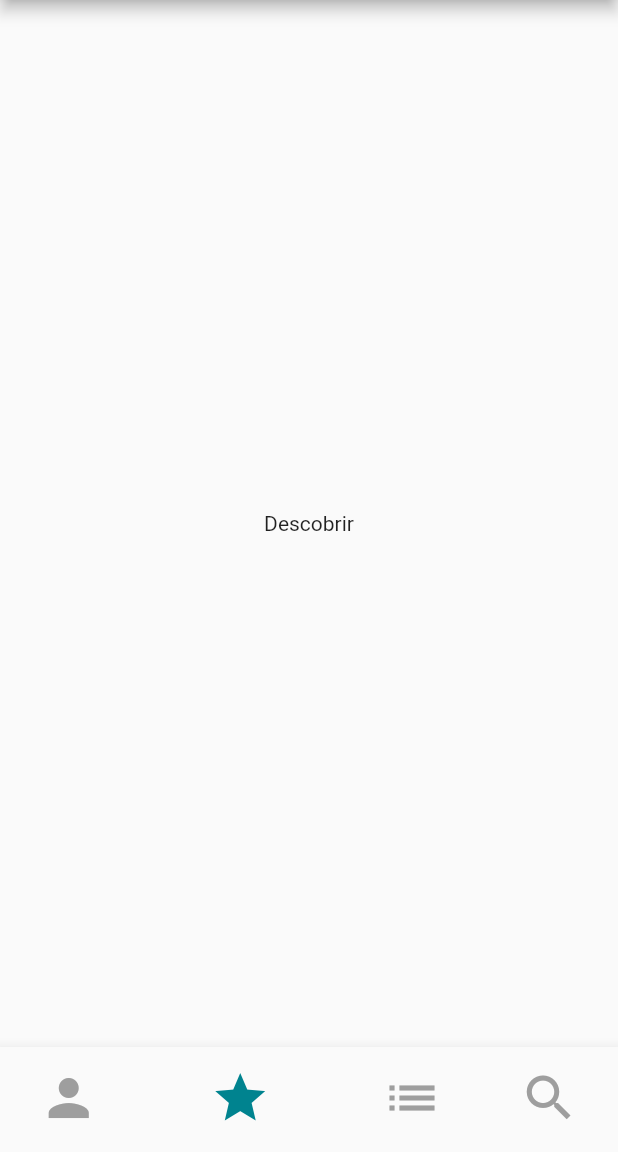
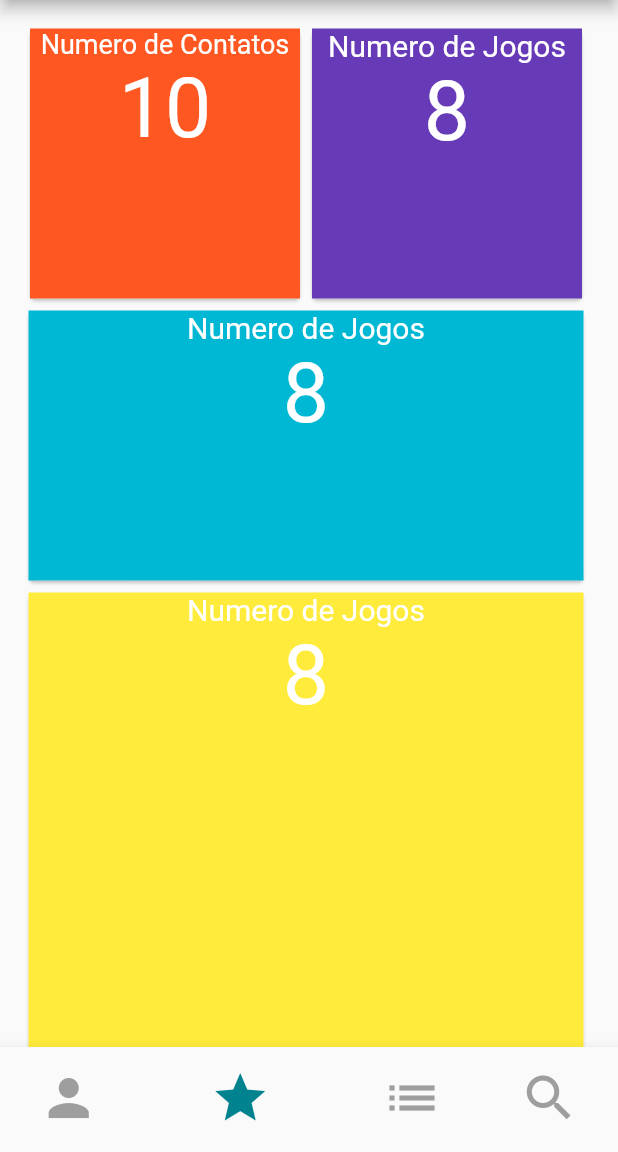
Before and after one commit to xLeticiaOliveira/P2P, a Flutter app: the Layout screen opened by its route, on a phone screen of 412 x 824 dp, the part 84-1236 px from its top. Run offline on Flutter 3.47's test engine with Material 2 defaults, Android fonts, the phone set to English and light mode, and no system bars.

Commit message:
criação da tela de discovery

```diff
--- /dev/null
+++ b/p2p/lib/pages/home/Discovery.dart
@@ -0,0 +1,171 @@
+import 'package:flutter/material.dart';
+
+class Discovery extends StatefulWidget {
+  @override
+  _DiscoveryState createState() => _DiscoveryState();
+}
+
+class _DiscoveryState extends State<Discovery> {
+  @override
+  Widget build(BuildContext context) {
+    return SingleChildScrollView(
+        padding: EdgeInsets.all(15),
+        child: Row(
+          children: <Widget>[
+            Column(
+              children: <Widget>[
+                Row(
+                  children: <Widget>[
+                    Card(
+                      child: Container(
+                          width: 180,
+                          height: 180,
+                          color: Colors.deepOrange,
+                          child: Column(
+                            children: <Widget>[
+                              Text(
+                                'Numero de Contatos',
+                                style: TextStyle(
+                                  color: Colors.white,
+                                  fontSize: 18,
+                                ),
+                              ),
+                              Text(
+                                '10',
+                                style: TextStyle(
+                                    color: Colors.white, fontSize: 55),
+                              ),
+                            ],
+                          )),
+                    ),
+                    Card(
+                      child: Container(
+                          width: 180,
+                          height: 180,
+                          color: Colors.deepPurple,
+                          child: Column(
+                            children: <Widget>[
+                              Text(
+                                'Numero de Jogos',
+                                style: TextStyle(
+                                    color: Colors.white, fontSize: 20),
+                              ),
+                              Text(
+                                '8',
+                                style: TextStyle(
+                                    color: Colors.white, fontSize: 55),
+                              ),
+                            ],
+                          )),
+                    ),
+                  ],
+                ),
+                Card(
+                  child: Container(
+                      width: 370,
+                      height: 180,
+                      color: Colors.cyanAccent[700],
+                      child: Column(
+                        children: <Widget>[
+                          Text(
+                            'Numero de Jogos',
+                            style: TextStyle(color: Colors.white, fontSize: 20),
+                          ),
+                          Text(
+                            '8',
+                            style: TextStyle(color: Colors.white, fontSize: 55),
+                          ),
+                        ],
+                      )),
+                ),
+                Card(
+                  child: Container(
+                      width: 370,
+                      height: 370,
+                      color: Colors.yellow,
+                      child: Column(
+                        children: <Widget>[
+                          Text(
+                            'Numero de Jogos',
+                            style: TextStyle(color: Colors.white, fontSize: 20),
+                          ),
+                          Text(
+                            '8',
+                            style: TextStyle(color: Colors.white, fontSize: 55),
+                          ),
+                        ],
+                      )),
+                ),
+                Row(
+                  children: <Widget>[
+                    Card(
+                      child: Container(
+                          width: 180,
+                          height: 370,
+                          color: Colors.deepOrange,
+                          child: Column(
+                            children: <Widget>[
+                              Text(
+                                'Numero de Contatos',
+                                style: TextStyle(
+                                  color: Colors.white,
+                                  fontSize: 18,
+                                ),
+                              ),
+                              Text(
+                                '10',
+                                style: TextStyle(
+                                    color: Colors.white, fontSize: 55),
+                              ),
+                            ],
+                          )),
+                    ),
+                    Column(children: <Widget>[
+                      Card(
+                      child: Container(
+                          width: 180,
+                          height: 180,
+                          color: Colors.deepPurple,
+                          child: Column(
+                            children: <Widget>[
+                              Text(
+                                'Numero de Jogos',
+                                style: TextStyle(
+                                    color: Colors.white, fontSize: 20),
+                              ),
+                              Text(
+                                '8',
+                                style: TextStyle(
+                                    color: Colors.white, fontSize: 55),
+                              ),
+                            ],
+                          )),
+                    ),Card(
+                      child: Container(
+                          width: 180,
+                          height: 180,
+                          color: Colors.deepPurple,
+                          child: Column(
+                            children: <Widget>[
+                              Text(
+                                'Numero de Jogos',
+                                style: TextStyle(
+                                    color: Colors.white, fontSize: 20),
+                              ),
+                              Text(
+                                '8',
+                                style: TextStyle(
+                                    color: Colors.white, fontSize: 55),
+                              ),
+                            ],
+                          )),
+                    ),
+                    ],)
+                  ],
+                ),
+              ],
+            )
+          ],
+        ));
+  }
+}
--- a/p2p/lib/pages/home/Layout.dart
+++ b/p2p/lib/pages/home/Layout.dart
@@ -3,6 +3,7 @@ import 'package:p2p/pages/home/Search.dart';
 import 'package:p2p/pages/home/Contact.dart';
 import 'package:p2p/pages/home/Profile.dart';
 import 'package:p2p/service/UserService.dart';
+import 'package:p2p/pages/home/Discovery.dart';
 
 class Layout extends StatefulWidget {
   @override
@@ -18,7 +19,7 @@ class _LayoutState extends State<Layout> {
 
   static List<Widget> _widgetOptions = <Widget>[
     Profile((new UserService()).getUserById(1)),
-    Text('Descobrir'),
+    Discovery(),
     Contact(),
     Search(),
   ];
```
